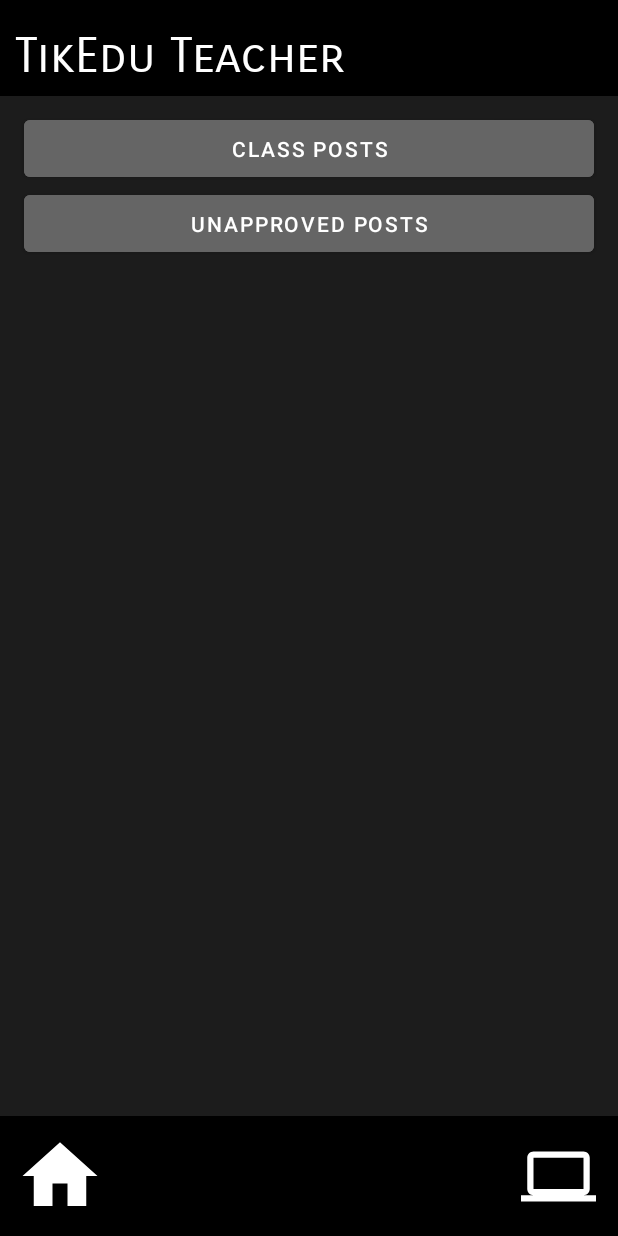
After one commit to SWE-Project-Team-37/TikEdu, an Android app: the TeacherClassMenuActivity screen opened directly, with no data from a screen before it, on a phone screen of 412 x 824 dp. The commit adds this screen. Run offline under Robolectric (Android 15) with nearby library versions, the phone set to English and light mode, and no system bars.

Commit message:
Added UI for approval/denial of videos and the teacher class menu

```diff
--- /dev/null
+++ b/app/src/main/java/tikedu/app/tikedu/TeacherClassMenuActivity.java
@@ -0,0 +1,21 @@
+package tikedu.app.tikedu;
+
+import androidx.appcompat.app.AppCompatActivity;
+
+import android.os.Bundle;
+import android.view.Window;
+
+import java.util.Objects;
+
+public class TeacherClassMenuActivity extends AppCompatActivity {
+
+    @Override
+    protected void onCreate(Bundle savedInstanceState) {
+        super.onCreate(savedInstanceState);
+        // ** ALWAYS REMOVE TITLE BAR FROM ACTIVITY FIRST **
+        requestWindowFeature(Window.FEATURE_NO_TITLE);
+        Objects.requireNonNull(getSupportActionBar()).hide();
+        // ** ALWAYS REMOVE TITLE BAR FROM ACTIVITY FIRST **
+        setContentView(R.layout.activity_teacher_class_menu);
+    }
+}
--- /dev/null
+++ b/app/src/main/res/layout/activity_teacher_class_menu.xml
@@ -0,0 +1,91 @@
+<?xml version="1.0" encoding="utf-8"?>
+<androidx.constraintlayout.widget.ConstraintLayout xmlns:android="http://schemas.android.com/apk/res/android"
+    xmlns:app="http://schemas.android.com/apk/res-auto"
+    xmlns:tools="http://schemas.android.com/tools"
+    android:layout_width="match_parent"
+    android:layout_height="match_parent"
+    android:background="@color/gray"
+    tools:context=".TeacherClassMenuActivity">
+
+    <ImageView
+        android:id="@+id/bottom_black_bar"
+        android:layout_width="420dp"
+        android:layout_height="80dp"
+        android:contentDescription="@string/bottom_screen_task_bar_description"
+        app:layout_constraintBottom_toBottomOf="parent"
+        app:layout_constraintEnd_toEndOf="parent"
+        app:layout_constraintStart_toStartOf="parent"
+        app:srcCompat="@android:drawable/screen_background_dark" />
+
+    <ImageView
+        android:id="@+id/top_black_bar"
+        android:layout_width="420dp"
+        android:layout_height="64dp"
+        android:contentDescription="@string/top_screen_task_bar_description"
+        app:layout_constraintEnd_toEndOf="parent"
+        app:layout_constraintStart_toStartOf="parent"
+        app:layout_constraintTop_toTopOf="parent"
+        app:srcCompat="@android:drawable/screen_background_dark" />
+
+    <ImageButton
+        android:id="@+id/home_button"
+        android:layout_width="60dp"
+        android:layout_height="60dp"
+        android:layout_marginStart="10dp"
+        android:layout_marginBottom="10dp"
+        android:background="@color/black"
+        android:contentDescription="@string/home_button_description"
+        app:layout_constraintBottom_toBottomOf="parent"
+        app:layout_constraintStart_toStartOf="parent"
+        app:srcCompat="@drawable/ic_baseline_home_24" />
+
+    <TextView
+        android:id="@+id/textView"
+        android:layout_width="wrap_content"
+        android:layout_height="wrap_content"
+        android:layout_marginStart="10dp"
+        android:layout_marginTop="10dp"
+        android:fontFamily="sans-serif-smallcaps"
+        android:text="@string/teacher_textView"
+        android:textColor="@color/white"
+        android:textSize="32sp"
+        app:layout_constraintBottom_toBottomOf="@+id/top_black_bar"
+        app:layout_constraintStart_toStartOf="parent"
+        app:layout_constraintTop_toTopOf="parent" />
+
+    <Button
+        android:id="@+id/classPostsButton"
+        android:layout_width="380dp"
+        android:layout_height="50dp"
+        android:layout_marginTop="10dp"
+        android:backgroundTint="@color/gray1"
+        android:text="@string/class_posts"
+        android:textColor="@color/white"
+        app:layout_constraintEnd_toEndOf="parent"
+        app:layout_constraintStart_toStartOf="parent"
+        app:layout_constraintTop_toBottomOf="@+id/top_black_bar" />
+
+    <Button
+        android:id="@+id/unapprovedPostsButton"
+        android:layout_width="380dp"
+        android:layout_height="50dp"
+        android:backgroundTint="@color/gray1"
+        android:text="@string/unapproved_posts"
+        android:textColor="@color/white"
+        app:layout_constraintEnd_toEndOf="parent"
+        app:layout_constraintStart_toStartOf="parent"
+        app:layout_constraintTop_toBottomOf="@+id/classPostsButton" />
+
+    <ImageButton
+        android:id="@+id/computer_class_button"
+        android:layout_width="60dp"
+        android:layout_height="60dp"
+        android:layout_marginEnd="10dp"
+        android:layout_marginBottom="10dp"
+        android:background="@color/black"
+        android:contentDescription="@string/view_classes_button_description"
+        app:layout_constraintBottom_toBottomOf="parent"
+        app:layout_constraintEnd_toEndOf="parent"
+        app:srcCompat="@drawable/ic_baseline_computer_24" />
+
+</androidx.constraintlayout.widget.ConstraintLayout>
--- a/app/src/main/res/values/colors.xml
+++ b/app/src/main/res/values/colors.xml
@@ -10,4 +10,5 @@
     <color name="gray">#1c1c1c</color>
     <color name="gray1">#656565</color>
     <color name="blue">#4064ac</color>
+    <color name="red">#ff0808</color>
 </resources>
--- a/app/src/main/res/values/strings.xml
+++ b/app/src/main/res/values/strings.xml
@@ -15,4 +15,9 @@
     <string name="student_textView">TikEdu Student</string>
     <string name="bottom_screen_task_bar_description">Bottom screen task bar</string>
     <string name="top_screen_task_bar_description">Top screen task bar</string>
+    <string name="teacher_textView">TikEdu Teacher</string>
+    <string name="class_posts">Class Posts</string>
+    <string name="unapproved_posts">Unapproved Posts</string>
+    <string name="approve">Approve</string>
+    <string name="deny">Deny</string>
 </resources>
```
Also changed, not shown: app/src/main/AndroidManifest.xml (+9 -3 lines), app/src/main/java/tikedu/app/tikedu/ApproveOrDenyVideosActivity.java (added, +21 -0 lines), app/src/main/res/layout/activity_approve_or_deny_videos.xml (added, +94 -0 lines).
